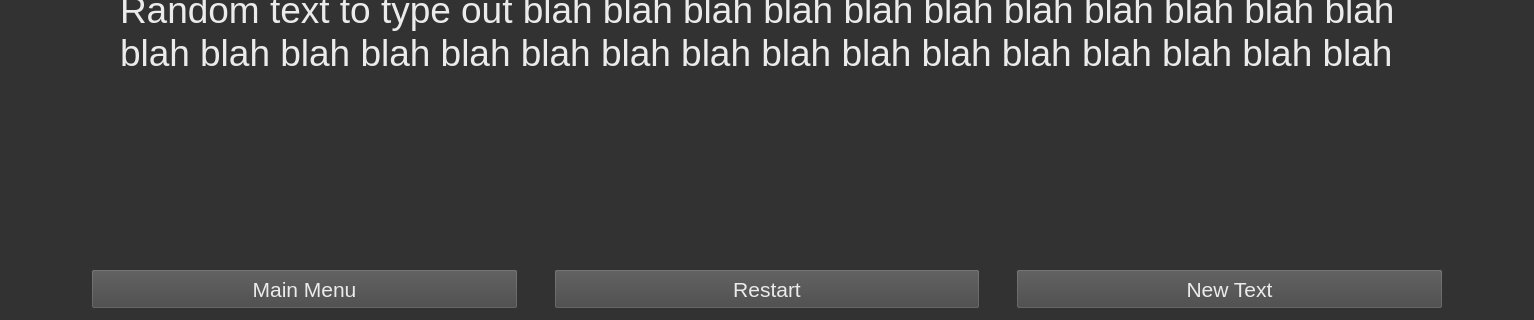
First picture: the form in speed-typer/source_ui/typingWindow.ui, repository Rolv-Apneseth/ps-typer, before the edit; both pictures show x 0 to 1534 and y 287 to 607 of the 1534 by 607 pixel window.
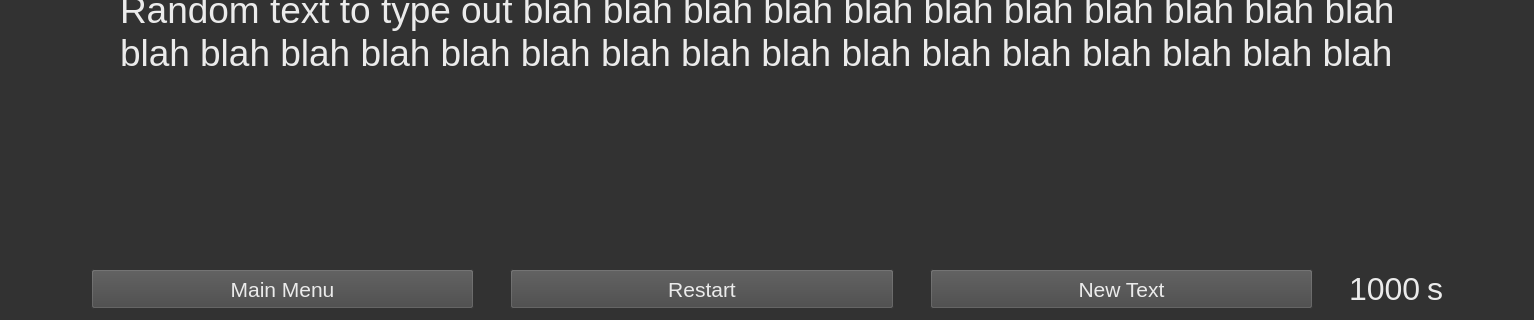
Second picture: the form after the edit.

Commit message: Added labels to display the time passed

```diff
--- a/speed-typer/source_ui/typingWindow.ui
+++ b/speed-typer/source_ui/typingWindow.ui
@@ -318,14 +318,44 @@
        <property name="orientation">
         <enum>Qt::Horizontal</enum>
        </property>
+       <property name="sizeType">
+        <enum>QSizePolicy::Preferred</enum>
+       </property>
        <property name="sizeHint" stdset="0">
         <size>
-         <width>80</width>
+         <width>30</width>
          <height>40</height>
         </size>
        </property>
       </spacer>
      </item>
+     <item>
+      <widget class="QLabel" name="labelTime">
+       <property name="text">
+        <string>1000</string>
+       </property>
+      </widget>
+     </item>
+     <item>
+      <widget class="QLabel" name="labelUnit">
+       <property name="text">
+        <string>s</string>
+       </property>
+      </widget>
+     </item>
+     <item>
+      <spacer name="horizontalSpacer_7">
+       <property name="orientation">
+        <enum>Qt::Horizontal</enum>
+       </property>
+       <property name="sizeHint" stdset="0">
+        <size>
+         <width>80</width>
+         <height>20</height>
+        </size>
+       </property>
+      </spacer>
+     </item>
     </layout>
    </item>
   </layout>
```
The commit also changes 1 other file.
